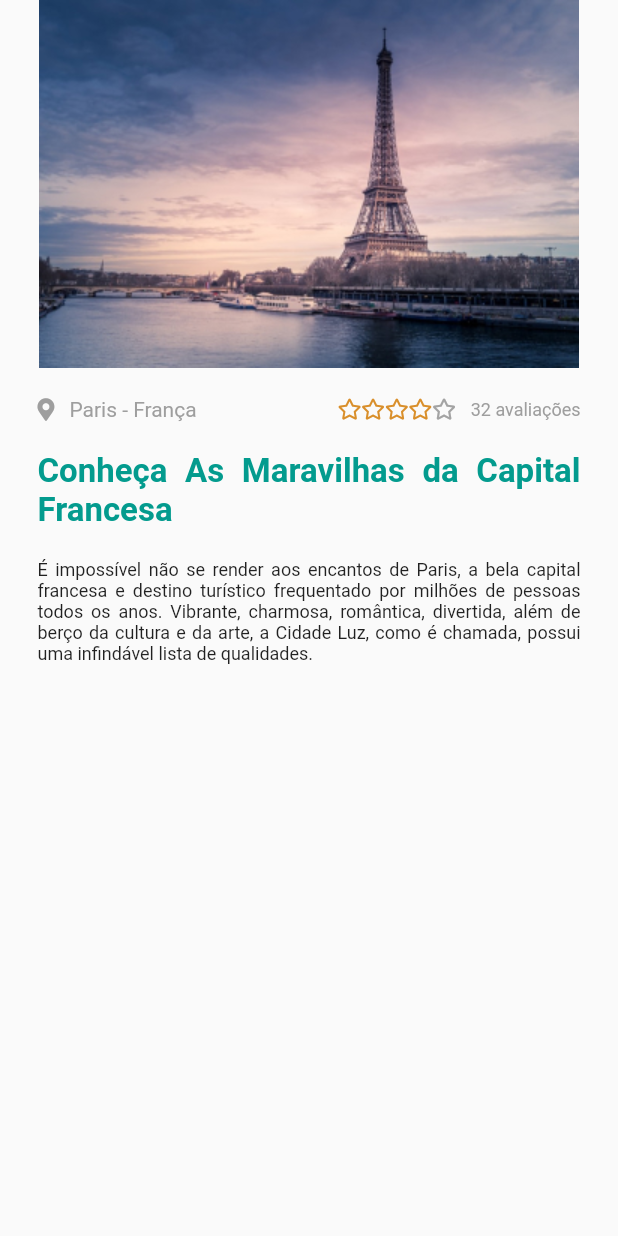
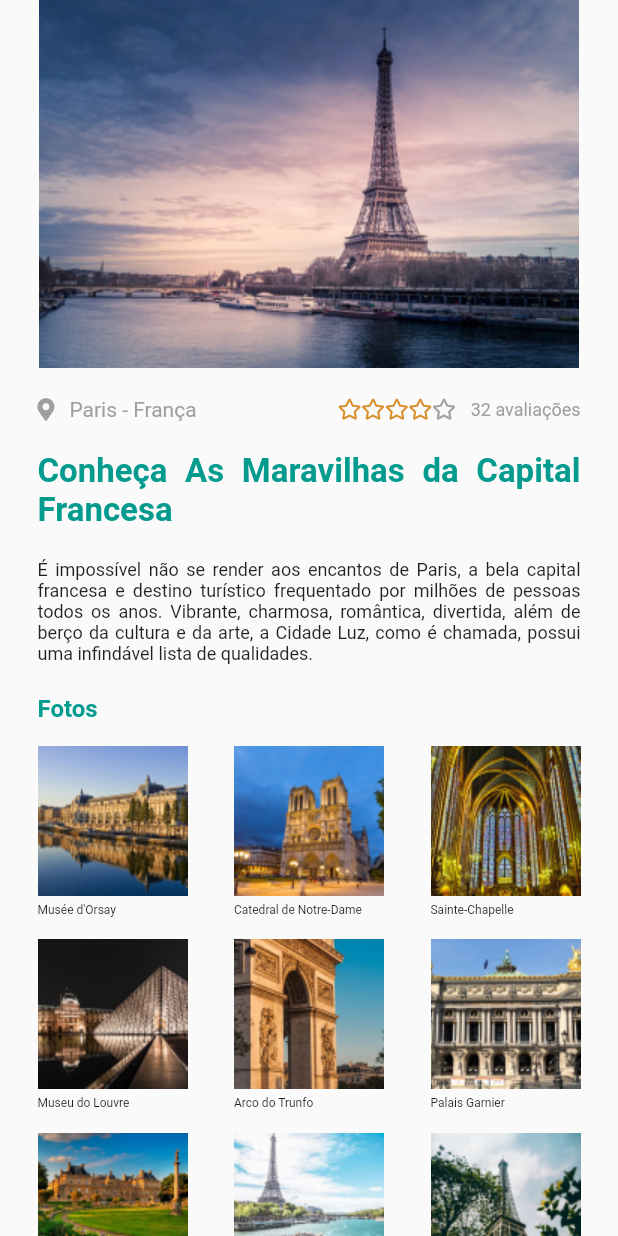
Before and after one commit to EduardoGladzik/projeto_tripadvisor, a Flutter app: the screen it shows after launch, on a phone screen of 412 x 824 dp. Run offline on Flutter 3.47's test engine with Material 2 defaults, Android fonts, the phone set to English and light mode, and no system bars; our stand-ins replace font_awesome_flutter.

Commit message:
Criação dos widgets TouristSpots e Pictures e implementação dos mesmos na home

```diff
--- a/lib/main.dart
+++ b/lib/main.dart
@@ -2,7 +2,6 @@
 import 'package:flutter/cupertino.dart';
 import 'package:flutter/material.dart';
 import 'package:projeto_tripadvisor/screens/home/home.dart';
-
 void main() {
   runApp(
     MaterialApp(
--- a/lib/screens/home/home.dart
+++ b/lib/screens/home/home.dart
@@ -3,6 +3,7 @@ import 'package:flutter/material.dart';
 import 'package:projeto_tripadvisor/model/destination.dart';
 import 'package:projeto_tripadvisor/screens/widgets/destination_description.dart';
 import 'package:projeto_tripadvisor/screens/widgets/destination_details.dart';
+import 'package:projeto_tripadvisor/screens/widgets/pictures.dart';
 
 class HomePage extends StatelessWidget {
   final destination = Destination(
@@ -39,6 +40,7 @@ class HomePage extends StatelessWidget {
   Widget build(BuildContext context) {
     return Scaffold(
       body: SingleChildScrollView(
+        child: SafeArea (
         child: Padding(
           padding: const EdgeInsets.symmetric(
             horizontal: 25
@@ -47,10 +49,12 @@ class HomePage extends StatelessWidget {
             children: [
               Image.asset(destination.banner),
               DestinationDetails(destination),
-              DestinationDescription(destination)
+              DestinationDescription(destination),
+              Pictures(destination)
             ],
           ),
         ),
+        )
       )
     );
   }
--- /dev/null
+++ b/lib/screens/widgets/pictures.dart
@@ -0,0 +1,84 @@
+import 'package:flutter/cupertino.dart';
+import 'package:projeto_tripadvisor/model/destination.dart';
+import 'package:projeto_tripadvisor/screens/widgets/tourist_spots.dart';
+import 'package:projeto_tripadvisor/style.dart';
+
+class Pictures extends StatelessWidget {
+  final Destination _destination;
+
+  Pictures(this._destination);
+
+  @override
+  Widget build(BuildContext context) {
+    return Column(
+      crossAxisAlignment: CrossAxisAlignment.start,
+      children: [
+        Text(
+          "Fotos",
+          style: TextStyle(
+            color: greenTheme,
+            fontWeight: FontWeight.bold,
+            fontSize: 16
+          ),
+        ),
+        Padding(
+          padding: const EdgeInsets.symmetric(vertical: 15),
+          child: Row(
+            mainAxisAlignment: MainAxisAlignment.spaceBetween,
+            children: [
+              TouristSpots(
+                _destination.pictureNames[0],
+                _destination.pictures[0]
+              ),
+              TouristSpots(
+                _destination.pictureNames[1],
+                _destination.pictures[1]
+              ),
+              TouristSpots(
+                _destination.pictureNames[2],
+                _destination.pictures[2]
+              ),
+            ],
+          ),
+        ),
+        Row(
+            mainAxisAlignment: MainAxisAlignment.spaceBetween,
+            children: [
+              TouristSpots(
+                _destination.pictureNames[3],
+                _destination.pictures[3]
+              ),
+              TouristSpots(
+                _destination.pictureNames[4],
+                _destination.pictures[4]
+              ),
+              TouristSpots(
+                _destination.pictureNames[5],
+                _destination.pictures[5]
+              ),
+            ],
+          ),
+        Padding(
+          padding: const EdgeInsets.symmetric(vertical: 15),
+          child: Row(
+            mainAxisAlignment: MainAxisAlignment.spaceBetween,
+            children: [
+              TouristSpots(
+                _destination.pictureNames[6],
+                _destination.pictures[6]
+              ),
+              TouristSpots(
+                _destination.pictureNames[7],
+                _destination.pictures[7]
+              ),
+              TouristSpots(
+                _destination.pictureNames[8],
+                _destination.pictures[8]
+              ),
+            ],
+          ),
+        )
+      ],
+    );
+  }
+}
--- /dev/null
+++ b/lib/screens/widgets/tourist_spots.dart
@@ -0,0 +1,27 @@
+import 'package:flutter/cupertino.dart';
+
+class TouristSpots extends StatelessWidget {
+  final Image photo;
+  final String name;
+
+  TouristSpots(this.name, this.photo);
+
+  @override
+  Widget build(BuildContext context) {
+    return Column(
+      crossAxisAlignment: CrossAxisAlignment.start,
+      children: [
+        photo,
+        SizedBox(
+          height: 5,
+        ),
+        Text(
+          name,
+          style: TextStyle(
+            fontSize: 8
+          ),
+        )
+      ],
+    );
+  }
+}
```
